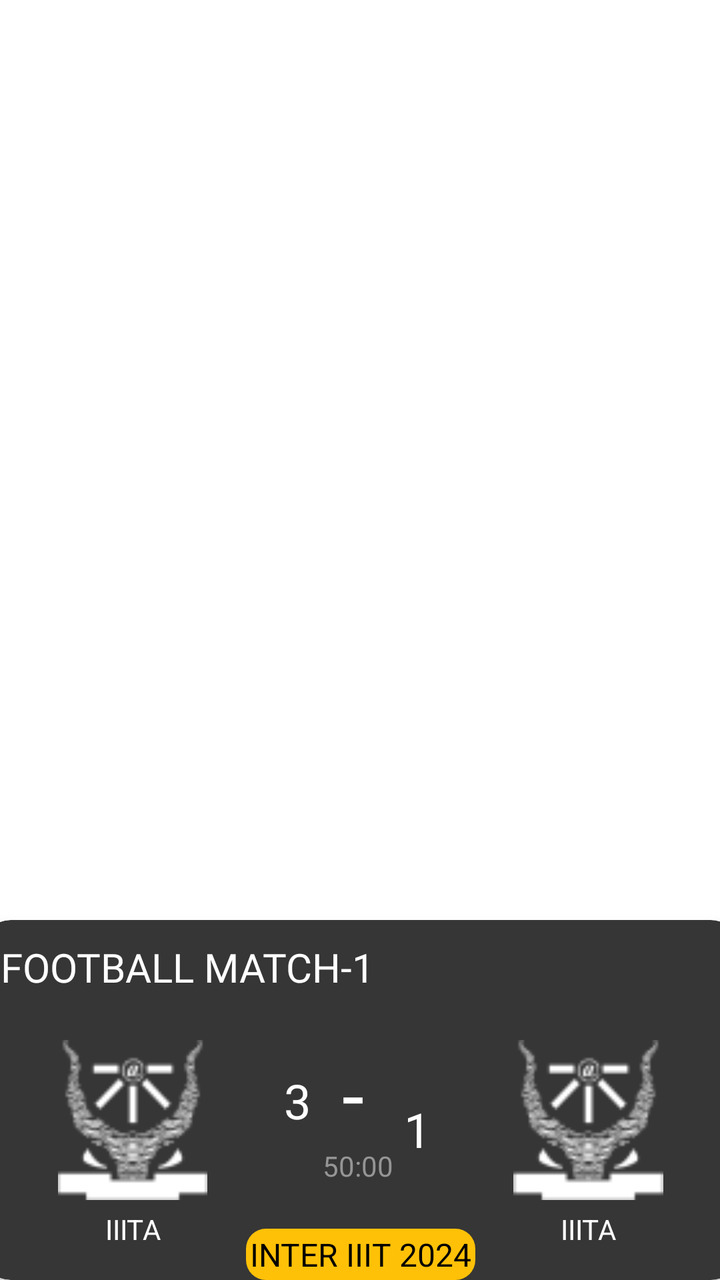
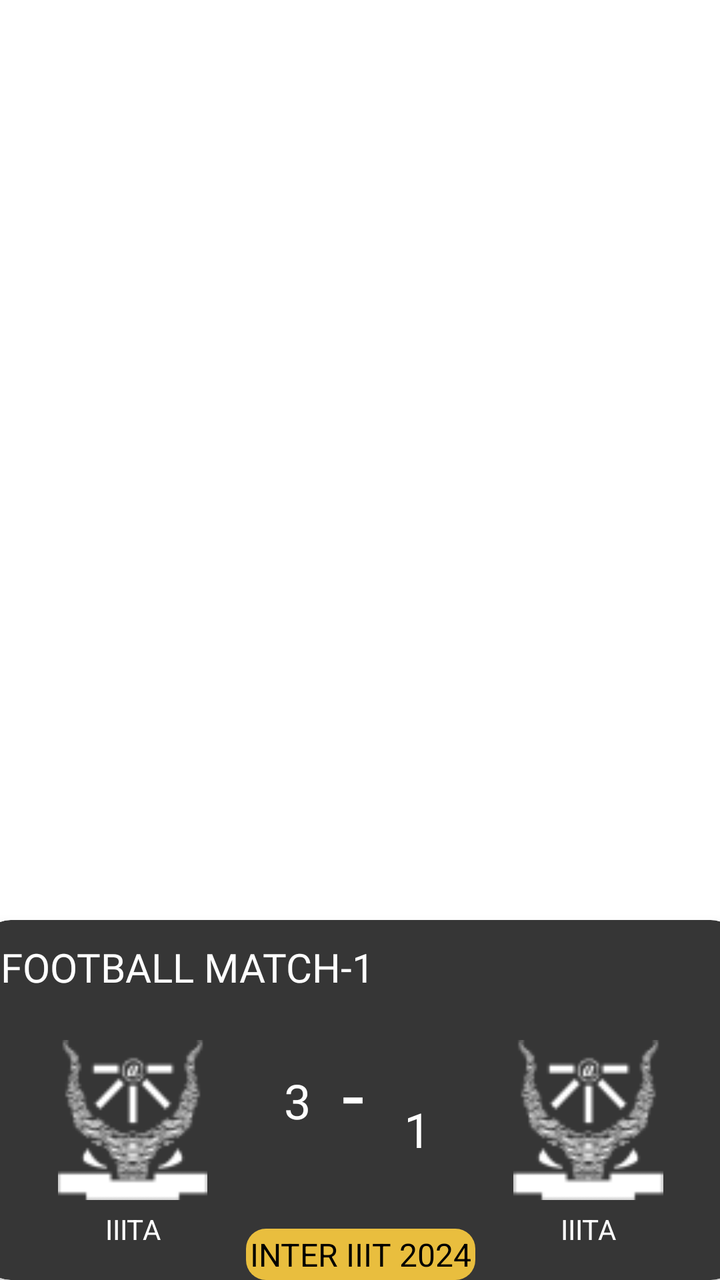

Compare the two renders of this Android layout. The source of the first and the diff that turns it into the second are given below.
<!-- AndroidManifest.xml: application theme Theme.NavigationDrawer -->
<!-- res/layout/live_match_rv.xml -->
<?xml version="1.0" encoding="utf-8"?>
<androidx.constraintlayout.widget.ConstraintLayout xmlns:android="http://schemas.android.com/apk/res/android"
    xmlns:app="http://schemas.android.com/apk/res-auto"
    android:layout_width="wrap_content"
    android:layout_height="wrap_content"
    android:layout_marginHorizontal="10dp"
    android:layout_marginVertical="10dp">

    <androidx.cardview.widget.CardView
        android:id="@+id/card_view"
        android:layout_width="380dp"
        android:layout_height="180dp"
        app:cardBackgroundColor="#363636"
        app:cardCornerRadius="15dp"
        app:cardElevation="5dp"
        app:layout_constraintBottom_toBottomOf="parent"
        app:layout_constraintEnd_toEndOf="parent"
        app:layout_constraintStart_toStartOf="parent">



        <LinearLayout
            android:layout_width="match_parent"
            android:layout_height="45dp"
            android:orientation="horizontal"
            android:padding="10dp"
            android:weightSum="1">

            <TextView
                android:id="@+id/matchName"
                android:layout_width="0dp"
                android:layout_height="wrap_content"
                android:layout_gravity="center_vertical"
                android:layout_weight="0.7"
                android:fontFamily="@font/poppins_semibold"
                android:text="Football match-1"
                android:textAllCaps="true"
                android:textColor="@color/white"
                android:textSize="20sp" />

            <com.airbnb.lottie.LottieAnimationView
                android:id="@+id/liveLottie"
                android:layout_width="0dp"
                android:layout_height="wrap_content"
                android:layout_gravity="center_vertical|end"
                android:layout_weight="0.3"
                android:visibility="invisible"
                app:lottie_autoPlay="true"
                app:lottie_loop="true"
                app:lottie_rawRes="@raw/live" />
        </LinearLayout>

        <LinearLayout
            android:layout_width="match_parent"
            android:layout_height="wrap_content"
            android:layout_marginTop="60dp"
            android:orientation="vertical"/>

        <LinearLayout
            android:layout_width="match_parent"
            android:layout_height="wrap_content"
            android:layout_marginTop="60dp"
            android:orientation="horizontal"
            android:weightSum="1">

            <LinearLayout
                android:layout_width="0dp"
                android:layout_height="wrap_content"
                android:layout_weight="0.4"
                android:orientation="vertical">

                <ImageView
                    android:id="@+id/clgImg1"
                    android:layout_width="match_parent"
                    android:layout_height="80dp"
                    android:scaleType="fitCenter"
                    android:src="@drawable/iiita" />

                <TextView
                    android:id="@+id/clgName1"
                    android:layout_width="match_parent"
                    android:layout_height="wrap_content"
                    android:layout_marginTop="5dp"
                    android:gravity="center"
                    android:text="IIITA"
                    android:textAllCaps="true"
                    android:textColor="@color/white" />


            </LinearLayout>



            <LinearLayout
                android:layout_width="0dp"
                android:layout_height="wrap_content"
                android:layout_weight="0.2"
                android:orientation="horizontal">

                <TextView
                    android:layout_width="0dp"
                    android:layout_height="wrap_content"
                    android:layout_gravity="center_vertical"
                    android:layout_weight="0.2"
                    android:fontFamily="@font/poppins_medium"
                    android:gravity="center"
                    android:text="3 "
                    android:paddingBottom="20dp"
                    android:textColor="@color/white"
                    android:textSize="24dp" />

                <LinearLayout
                    android:layout_width="0dp"
                    android:layout_height="wrap_content"
                    android:layout_weight="0.4"
                    android:orientation="vertical">

                <TextView
                    android:layout_width="30dp"
                    android:layout_height="wrap_content"
                    android:layout_gravity="bottom"
                    android:layout_weight="0.2"
                    android:fontFamily="@font/poppins_medium"
                    android:gravity="center"
                    android:text="-"
                    android:textSize="40dp"
                    android:textColor="@color/white" />


                    <TextView
                        android:layout_width="wrap_content"
                        android:layout_height="wrap_content"
                        android:gravity="center"
                        android:text="50:00"
                        android:textSize="14dp"
                        android:textAlignment="center"
                        android:textColor="#959595"/>


                </LinearLayout>
                <TextView
                    android:layout_width="0dp"
                    android:layout_height="wrap_content"
                    android:layout_gravity="center_vertical"
                    android:layout_weight="0.2"
                    android:fontFamily="@font/poppins_medium"
                    android:gravity="center"
                    android:text=" 1"
                    android:textSize="24dp"
                    android:paddingBottom="20dp"
                    android:textColor="@color/white" />


            </LinearLayout>

            <LinearLayout
                android:layout_width="0dp"
                android:layout_height="wrap_content"
                android:layout_weight="0.4"
                android:orientation="vertical">

                <ImageView
                    android:id="@+id/clgImg2"
                    android:layout_width="match_parent"
                    android:layout_height="80dp"
                    android:scaleType="fitCenter"
                    android:src="@drawable/iiita" />

                <TextView
                    android:id="@+id/clgName2"
                    android:layout_width="match_parent"
                    android:layout_height="wrap_content"
                    android:layout_marginTop="5dp"
                    android:gravity="center"
                    android:text="IIITA"
                    android:textAllCaps="true"
                    android:textColor="@color/white" />
            </LinearLayout>


        </LinearLayout>

        <LinearLayout
            android:layout_width="match_parent"
            android:layout_height="wrap_content"
            android:orientation="vertical"
            android:layout_gravity="bottom|center_horizontal">

            <TextView
                android:id="@+id/centerBottomTextView"
                android:layout_width="wrap_content"
                android:layout_height="wrap_content"
                android:text="INTER IIIT 2024"
                android:layout_gravity="center_horizontal"
                android:background="@drawable/rounded_background"
                android:textColor="@color/black"
                android:textSize="16sp"
                android:padding="2dp"/>

        </LinearLayout>


    </androidx.cardview.widget.CardView>

</androidx.constraintlayout.widget.ConstraintLayout>
<!-- resources referenced by this layout -->
<resources>
  <color name="black">#FF000000</color>
  <color name="white">#FFFFFFFF</color>
  <!-- drawable iiita: png bitmap (drawable, 3166 bytes) -->
  <!-- drawable rounded_background (drawable) -->
  <?xml version="1.0" encoding="utf-8"?>
  <shape xmlns:android="http://schemas.android.com/apk/res/android">
      <solid android:color="@color/yellow" /> 
      <corners android:radius="10dp" /> 
  </shape>
  <style name="Theme.NavigationDrawer" parent="Theme.MaterialComponents.DayNight.NoActionBar">
          
          <item name="colorPrimary">#FFECA1</item>
          
      </style>
  <color name="yellow">#FFC107</color>
</resources>

<!-- the commit's change to res/layout/live_match_rv.xml (unified diff, before → after) -->
@@ -18,7 +18,6 @@
         app:layout_constraintStart_toStartOf="parent">
 
 
-
         <LinearLayout
             android:layout_width="match_parent"
             android:layout_height="45dp"
@@ -27,7 +26,7 @@
             android:weightSum="1">
 
             <TextView
-                android:id="@+id/matchName"
+                android:id="@+id/matchNameLiveMatch"
                 android:layout_width="0dp"
                 android:layout_height="wrap_content"
                 android:layout_gravity="center_vertical"
@@ -39,7 +38,7 @@
                 android:textSize="20sp" />
 
             <com.airbnb.lottie.LottieAnimationView
-                android:id="@+id/liveLottie"
+                android:id="@+id/liveLottieLiveMatch"
                 android:layout_width="0dp"
                 android:layout_height="wrap_content"
                 android:layout_gravity="center_vertical|end"
@@ -54,7 +53,7 @@
             android:layout_width="match_parent"
             android:layout_height="wrap_content"
             android:layout_marginTop="60dp"
-            android:orientation="vertical"/>
+            android:orientation="vertical" />
 
         <LinearLayout
             android:layout_width="match_parent"
@@ -70,14 +69,14 @@
                 android:orientation="vertical">
 
                 <ImageView
-                    android:id="@+id/clgImg1"
+                    android:id="@+id/clgImg1LiveMatch"
                     android:layout_width="match_parent"
                     android:layout_height="80dp"
                     android:scaleType="fitCenter"
                     android:src="@drawable/iiita" />
 
                 <TextView
-                    android:id="@+id/clgName1"
+                    android:id="@+id/clgName1LiveMatch"
                     android:layout_width="match_parent"
                     android:layout_height="wrap_content"
                     android:layout_marginTop="5dp"
@@ -90,7 +89,6 @@
             </LinearLayout>
 
 
-
             <LinearLayout
                 android:layout_width="0dp"
                 android:layout_height="wrap_content"
@@ -98,14 +96,15 @@
                 android:orientation="horizontal">
 
                 <TextView
+                    android:id="@+id/clg1scoreLiveMatch"
                     android:layout_width="0dp"
                     android:layout_height="wrap_content"
-                    android:layout_gravity="center_vertical"
+                    android:layout_gravity="center"
                     android:layout_weight="0.2"
                     android:fontFamily="@font/poppins_medium"
                     android:gravity="center"
+                    android:paddingBottom="20dp"
                     android:text="3 "
-                    android:paddingBottom="20dp"
                     android:textColor="@color/white"
                     android:textSize="24dp" />
 
@@ -115,40 +114,32 @@
                     android:layout_weight="0.4"
                     android:orientation="vertical">
 
-                <TextView
-                    android:layout_width="30dp"
-                    android:layout_height="wrap_content"
-                    android:layout_gravity="bottom"
-                    android:layout_weight="0.2"
-                    android:fontFamily="@font/poppins_medium"
-                    android:gravity="center"
-                    android:text="-"
-                    android:textSize="40dp"
-                    android:textColor="@color/white" />
-
-
                     <TextView
-                        android:layout_width="wrap_content"
+                        android:layout_width="30dp"
                         android:layout_height="wrap_content"
-                        android:gravity="center"
-                        android:text="50:00"
-                        android:textSize="14dp"
-                        android:textAlignment="center"
-                        android:textColor="#959595"/>
+                        android:layout_gravity="bottom"
+                        android:layout_weight="0.2"
+                        android:fontFamily="@font/poppins_medium"
+                        android:gravity="top|center"
+                        android:text="-"
+                        android:textColor="@color/white"
+                        android:textSize="40dp" />
 
 
                 </LinearLayout>
+
                 <TextView
+                    android:id="@+id/clg2scrLiveMatch"
                     android:layout_width="0dp"
                     android:layout_height="wrap_content"
                     android:layout_gravity="center_vertical"
                     android:layout_weight="0.2"
                     android:fontFamily="@font/poppins_medium"
                     android:gravity="center"
+                    android:paddingBottom="20dp"
                     android:text=" 1"
-                    android:textSize="24dp"
-                    android:paddingBottom="20dp"
-                    android:textColor="@color/white" />
+                    android:textColor="@color/white"
+                    android:textSize="24dp" />
 
 
             </LinearLayout>
@@ -160,14 +151,14 @@
                 android:orientation="vertical">
 
                 <ImageView
-                    android:id="@+id/clgImg2"
+                    android:id="@+id/clgImg2LiveMatch"
                     android:layout_width="match_parent"
                     android:layout_height="80dp"
                     android:scaleType="fitCenter"
                     android:src="@drawable/iiita" />
 
                 <TextView
-                    android:id="@+id/clgName2"
+                    android:id="@+id/clgName2LiveMatch"
                     android:layout_width="match_parent"
                     android:layout_height="wrap_content"
                     android:layout_marginTop="5dp"
@@ -183,23 +174,20 @@
         <LinearLayout
             android:layout_width="match_parent"
             android:layout_height="wrap_content"
-            android:orientation="vertical"
-            android:layout_gravity="bottom|center_horizontal">
+            android:layout_gravity="bottom|center_horizontal"
+            android:orientation="vertical">
 
             <TextView
                 android:id="@+id/centerBottomTextView"
                 android:layout_width="wrap_content"
                 android:layout_height="wrap_content"
+                android:layout_gravity="center_horizontal"
+                android:layout_marginHorizontal="5dp"
+                android:background="@drawable/rounded_background"
+                android:padding="2dp"
                 android:text="INTER IIIT 2024"
-                android:layout_gravity="center_horizontal"
-                android:background="@drawable/rounded_background"
                 android:textColor="@color/black"
-                android:textSize="16sp"
-                android:padding="2dp"/>
-
+                android:textSize="16sp" />
         </LinearLayout>
-
-
     </androidx.cardview.widget.CardView>
-
 </androidx.constraintlayout.widget.ConstraintLayout>
<!-- resource entries referenced after the edit -->
@@ -14,6 +14,6 @@
           <item name="colorPrimary">#FFECA1</item>
           
       </style>
-  <color name="yellow">#FFC107</color>
+  <color name="yellow">#E9BE3E</color>
 </resources>
 
